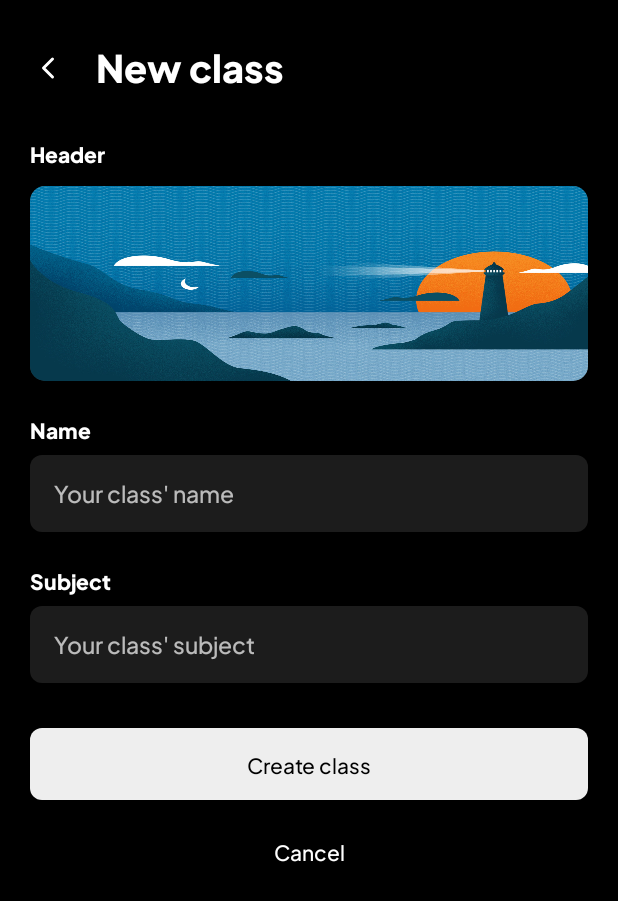
After one commit to kyeboard/classroom, an Android app built with Jetpack Compose: the layout activity_newclass.xml on its own in the app's theme, with its tools: preview values and no code run, on a phone screen of 412 x 824 dp. The commit adds this screen. Shown: the top 901 px of the screen. Run offline under Robolectric (Android 15) with nearby library versions, the phone set to English and light mode, and no system bars.

Commit message:
Holy cow now ppl can select custom headers :tada:

```diff
--- a/app/build.gradle
+++ b/app/build.gradle
@@ -65,6 +65,8 @@ dependencies {
     implementation platform('androidx.compose:compose-bom:2022.10.00')
     implementation platform('androidx.compose:compose-bom:2022.10.00')
     implementation platform('androidx.compose:compose-bom:2022.10.00')
+    implementation platform('androidx.compose:compose-bom:2022.10.00')
+    implementation platform('androidx.compose:compose-bom:2022.10.00')
     testImplementation 'junit:junit:4.13.2'
     androidTestImplementation 'androidx.test.ext:junit:1.1.5'
     androidTestImplementation 'androidx.test.espresso:espresso-core:3.5.1'
@@ -74,6 +76,8 @@ dependencies {
     androidTestImplementation platform('androidx.compose:compose-bom:2022.10.00')
     androidTestImplementation platform('androidx.compose:compose-bom:2022.10.00')
     androidTestImplementation platform('androidx.compose:compose-bom:2022.10.00')
+    androidTestImplementation platform('androidx.compose:compose-bom:2022.10.00')
+    androidTestImplementation platform('androidx.compose:compose-bom:2022.10.00')
     debugImplementation 'androidx.compose.ui:ui-tooling'
     debugImplementation 'androidx.compose.ui:ui-test-manifest'
 }
--- a/app/src/main/java/me/kyeboard/oxide/MainActivity.kt
+++ b/app/src/main/java/me/kyeboard/oxide/MainActivity.kt
@@ -12,6 +12,8 @@ import kotlinx.coroutines.launch
 import me.kyeboard.oxide.screens.Home
 import me.kyeboard.oxide.screens.Meeting
 import me.kyeboard.oxide.screens.MeetingChat
+import me.kyeboard.oxide.screens.NewClass
+import me.kyeboard.oxide.screens.SelectHeader
 import me.kyeboard.oxide.utils.get_appwrite_client
 
 class MainActivity : ComponentActivity() {
@@ -21,6 +23,8 @@ class MainActivity : ComponentActivity() {
 
         val client = get_appwrite_client(this)
         val account = Account(client)
+
+        startHomeActivity()
 
         // Check if the session exists
         CoroutineScope(Dispatchers.IO).launch {
@@ -62,7 +66,7 @@ class MainActivity : ComponentActivity() {
     // Starts the home activity and ends the current activity
     private fun startHomeActivity() {
         // Create an intent
-        val intent = Intent(this, Home::class.java)
+        val intent = Intent(this, NewClass::class.java)
 
         // Start the activity
         startActivity(intent)
--- a/app/src/main/res/layout/activity_home.xml
+++ b/app/src/main/res/layout/activity_home.xml
@@ -3,7 +3,6 @@
     xmlns:app="http://schemas.android.com/apk/res-auto"
     android:layout_width="match_parent"
     android:background="@color/black"
-    android:paddingTop="30dp"
     android:padding="20dp"
     android:layout_height="match_parent">
 
@@ -31,8 +30,9 @@
     </androidx.constraintlayout.widget.ConstraintLayout>
 
     <androidx.recyclerview.widget.RecyclerView
+        android:id="@+id/home_classes_list"
         android:layout_width="match_parent"
-        android:layout_marginTop="30dp"
+        android:layout_marginTop="20dp"
         android:layout_height="wrap_content"
         app:layout_constraintStart_toStartOf="parent"
         app:layout_constraintTop_toBottomOf="@+id/constraintLayout" />
--- /dev/null
+++ b/app/src/main/res/layout/activity_newclass.xml
@@ -0,0 +1,153 @@
+<?xml version="1.0" encoding="utf-8"?>
+<androidx.constraintlayout.widget.ConstraintLayout xmlns:android="http://schemas.android.com/apk/res/android"
+    xmlns:app="http://schemas.android.com/apk/res-auto"
+    xmlns:tools="http://schemas.android.com/tools"
+    android:layout_width="match_parent"
+    android:background="@color/black"
+    android:padding="20dp"
+    android:layout_height="match_parent">
+
+    <androidx.constraintlayout.widget.ConstraintLayout
+        android:id="@+id/constraintLayout2"
+        android:layout_width="match_parent"
+        android:layout_height="50dp"
+        app:layout_constraintStart_toStartOf="parent"
+        app:layout_constraintTop_toTopOf="parent">
+
+        <ImageView
+            android:id="@+id/imageView3"
+            android:layout_width="wrap_content"
+            android:layout_height="wrap_content"
+            android:src="@drawable/back"
+            app:layout_constraintBottom_toBottomOf="parent"
+            app:layout_constraintStart_toStartOf="parent"
+            app:layout_constraintTop_toTopOf="parent"
+            android:tint="@color/white"
+            tools:ignore="UseAppTint" />
+
+        <TextView
+            android:id="@+id/textView3"
+            android:layout_width="wrap_content"
+            android:layout_height="wrap_content"
+            android:layout_marginLeft="20sp"
+            android:fontFamily="@font/plusjakartasans_extrabold"
+            android:includeFontPadding="false"
+            android:text="New class"
+            android:textColor="@color/white"
+            android:textSize="25sp"
+            app:layout_constraintBottom_toBottomOf="parent"
+            app:layout_constraintStart_toEndOf="@+id/imageView3"
+            app:layout_constraintTop_toTopOf="parent" />
+    </androidx.constraintlayout.widget.ConstraintLayout>
+
+    <TextView
+        android:id="@+id/textView8"
+        android:layout_width="wrap_content"
+        android:layout_height="wrap_content"
+        android:text="Header"
+        android:fontFamily="@font/plusjakartasans_extrabold"
+        android:textColor="@color/white"
+        android:layout_marginTop="20dp"
+        app:layout_constraintStart_toStartOf="parent"
+        app:layout_constraintTop_toBottomOf="@+id/constraintLayout2" />
+
+    <androidx.cardview.widget.CardView
+        android:id="@+id/select_header"
+        android:layout_width="match_parent"
+        android:layout_height="wrap_content"
+        android:layout_marginTop="10dp"
+        app:cardCornerRadius="10dp"
+        app:layout_constraintStart_toStartOf="parent"
+        app:layout_constraintTop_toBottomOf="@+id/textView8">
+
+        <ImageView
+            android:id="@+id/selected_header_preview"
+            android:layout_width="match_parent"
+            android:layout_height="130dp"
+            android:background="@drawable/header"
+            android:scaleType="centerCrop" />
+    </androidx.cardview.widget.CardView>
+
+    <TextView
+        android:id="@+id/textView9"
+        android:layout_width="wrap_content"
+        android:layout_height="wrap_content"
+        android:layout_marginTop="20dp"
+        android:fontFamily="@font/plusjakartasans_extrabold"
+        android:text="Name"
+        android:textColor="@color/white"
+        app:layout_constraintStart_toStartOf="parent"
+        app:layout_constraintTop_toBottomOf="@+id/select_header" />
+
+    <EditText
+        android:id="@+id/editTextText3"
+        android:layout_width="match_parent"
+        android:background="@drawable/rounded"
+        android:backgroundTint="#99333333"
+        android:includeFontPadding="false"
+        android:padding="16dp"
+        android:textSize="15sp"
+        android:layout_height="wrap_content"
+        android:layout_marginTop="5dp"
+        android:ems="10"
+        android:inputType="text"
+        android:hint="Your class' name"
+        app:layout_constraintStart_toStartOf="parent"
+        app:layout_constraintTop_toBottomOf="@+id/textView9" />
+
+    <TextView
+        android:id="@+id/textView6"
+        android:layout_width="wrap_content"
+        android:layout_height="wrap_content"
+        android:fontFamily="@font/plusjakartasans_extrabold"
+        android:layout_marginTop="20dp"
+        android:text="Subject"
+        android:textColor="@color/white"
+        app:layout_constraintStart_toStartOf="parent"
+        app:layout_constraintTop_toBottomOf="@+id/editTextText3" />
+
+
+    <EditText
+        android:id="@+id/editTextText4"
+        android:layout_width="match_parent"
+        android:layout_height="wrap_content"
+        android:layout_marginTop="5dp"
+        android:background="@drawable/rounded"
+        android:backgroundTint="#99333333"
+        android:ems="10"
+        android:hint="Your class' subject"
+        android:includeFontPadding="false"
+        android:inputType="text"
+        android:padding="16dp"
+        android:textSize="15sp"
+        app:layout_constraintStart_toStartOf="parent"
+        app:layout_constraintTop_toBottomOf="@+id/textView6" />
+
+    <Button
+        android:id="@+id/button2"
+        android:layout_width="match_parent"
+        android:layout_height="wrap_content"
+        android:layout_marginTop="30dp"
+        android:background="@drawable/rounded"
+        android:backgroundTint="@color/white"
+        android:text="Create class"
+        android:textAllCaps="false"
+        android:textColor="@color/black"
+        app:layout_constraintStart_toStartOf="parent"
+        app:layout_constraintTop_toBottomOf="@+id/editTextText4" />
+
+    <Button
+        android:id="@+id/button3"
+        android:layout_marginTop="10dp"
+        android:layout_width="match_parent"
+        android:layout_height="wrap_content"
+        android:background="@drawable/rounded"
+        android:backgroundTint="#00000000"
+        android:text="Cancel"
+        android:textAllCaps="false"
+        android:textColor="@color/white"
+        app:layout_constraintStart_toStartOf="parent"
+        app:layout_constraintTop_toBottomOf="@+id/button2" />
+
+
+</androidx.constraintlayout.widget.ConstraintLayout>
--- a/app/src/main/res/values/strings.xml
+++ b/app/src/main/res/values/strings.xml
@@ -9,4 +9,6 @@
     <string name="title_activity_new_announcement">NewAnnouncement</string>
     <string name="title_activity_meeting">Meeting</string>
     <string name="title_activity_meeting_chat">MeetingChat</string>
+    <string name="title_activity_new_class">NewClass</string>
+    <string name="title_activity_select_header">SelectHeader</string>
 </resources>
```
Also changed, not shown: app/src/main/AndroidManifest.xml (+10 -0 lines), app/src/main/java/me/kyeboard/oxide/adapters/classes_list.kt (added, +55 -0 lines), app/src/main/java/me/kyeboard/oxide/adapters/headers_list.kt (added, +47 -0 lines), app/src/main/java/me/kyeboard/oxide/screens/Home.kt (+42 -12 lines), app/src/main/java/me/kyeboard/oxide/screens/NewClass.kt (added, +47 -0 lines), app/src/main/java/me/kyeboard/oxide/screens/SelectHeader.kt (added, +47 -0 lines), app/src/main/res/layout/classes_list_item.xml (added, +56 -0 lines), app/src/main/res/layout/headers_list_item.xml (added, +22 -0 lines), app/src/main/res/layout/select_header.xml (added, +65 -0 lines), app/src/main/res/drawable/header.png (added), app/src/main/res/drawable/logo.png.
